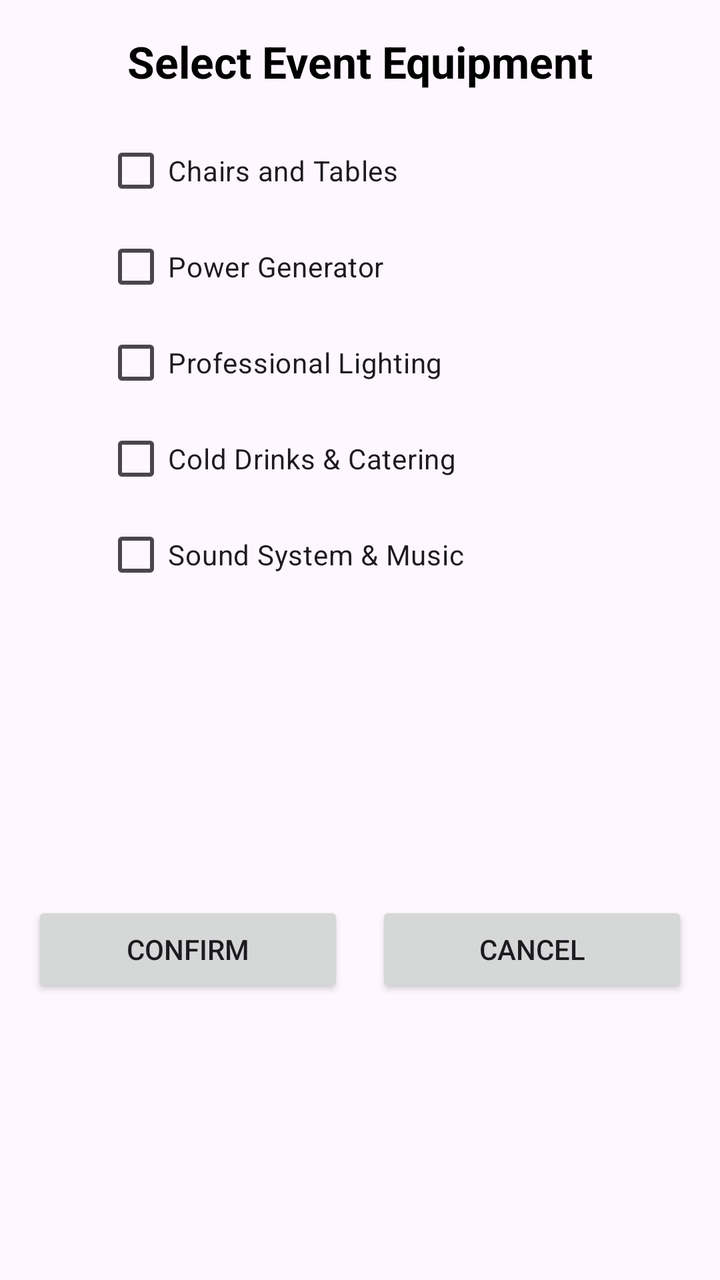
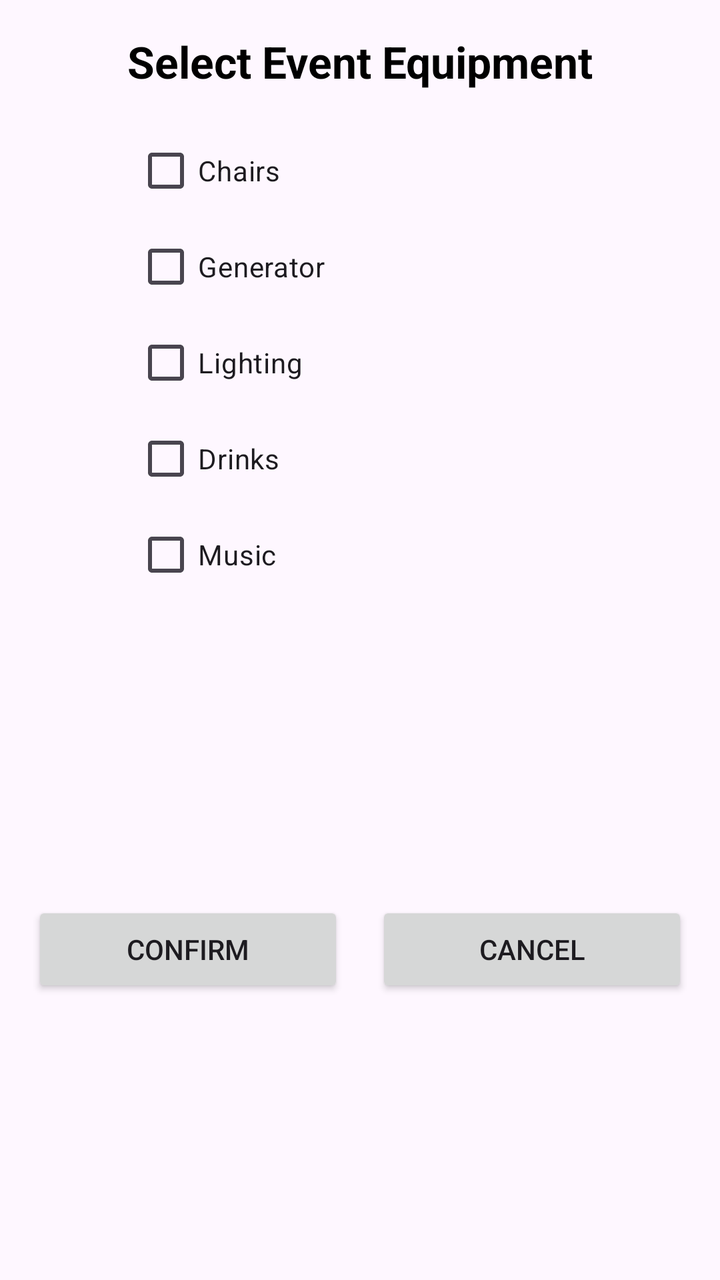

The first picture is an Android layout as it rendered before a commit; the second is the same layout after the commit. The layout source and the unified diff follow.
<!-- AndroidManifest.xml: application theme Theme.Task13ya -->
<!-- res/layout/btn2_xml.xml -->
<?xml version="1.0" encoding="utf-8"?>
<androidx.constraintlayout.widget.ConstraintLayout xmlns:android="http://schemas.android.com/apk/res/android"
    xmlns:app="http://schemas.android.com/apk/res-auto"
    android:layout_width="match_parent"
    android:layout_height="wrap_content"
    android:padding="16dp">

    <TextView
        android:id="@+id/tvTitleEquip"
        android:layout_width="wrap_content"
        android:layout_height="wrap_content"
        android:text="Select Event Equipment"
        android:textSize="22sp"
        android:textStyle="bold"
        android:textColor="@android:color/black"
        app:layout_constraintEnd_toEndOf="parent"
        app:layout_constraintStart_toStartOf="parent"
        app:layout_constraintTop_toTopOf="parent" />

    <CheckBox
        android:id="@+id/cbChairs"
        android:layout_width="wrap_content"
        android:layout_height="wrap_content"
        android:layout_marginTop="16dp"
        android:text="Chairs and Tables"
        app:layout_constraintStart_toStartOf="parent"
        app:layout_constraintEnd_toEndOf="parent"
        app:layout_constraintHorizontal_bias="0.2"
        app:layout_constraintTop_toBottomOf="@+id/tvTitleEquip" />

    <CheckBox
        android:id="@+id/cbGenerator"
        android:layout_width="wrap_content"
        android:layout_height="wrap_content"
        android:text="Power Generator"
        app:layout_constraintStart_toStartOf="@+id/cbChairs"
        app:layout_constraintTop_toBottomOf="@+id/cbChairs" />

    <CheckBox
        android:id="@+id/cbLighting"
        android:layout_width="wrap_content"
        android:layout_height="wrap_content"
        android:text="Professional Lighting"
        app:layout_constraintStart_toStartOf="@+id/cbGenerator"
        app:layout_constraintTop_toBottomOf="@+id/cbGenerator" />

    <CheckBox
        android:id="@+id/cbDrinks"
        android:layout_width="wrap_content"
        android:layout_height="wrap_content"
        android:text="Cold Drinks &amp; Catering"
        app:layout_constraintStart_toStartOf="@+id/cbLighting"
        app:layout_constraintTop_toBottomOf="@+id/cbLighting" />

    <CheckBox
        android:id="@+id/cbMusic"
        android:layout_width="wrap_content"
        android:layout_height="wrap_content"
        android:text="Sound System &amp; Music"
        app:layout_constraintStart_toStartOf="@+id/cbDrinks"
        app:layout_constraintTop_toBottomOf="@+id/cbDrinks" />

    <Button
        android:id="@+id/btnConfirmEquip"
        android:layout_width="0dp"
        android:layout_height="wrap_content"
        android:layout_marginTop="24dp"
        android:layout_marginEnd="8dp"
        android:text="CONFIRM"
        app:layout_constraintBottom_toBottomOf="parent"
        app:layout_constraintEnd_toStartOf="@+id/btnCancelEquip"
        app:layout_constraintHorizontal_bias="0.5"
        app:layout_constraintStart_toStartOf="parent"
        app:layout_constraintTop_toBottomOf="@+id/cbMusic" />

    <Button
        android:id="@+id/btnCancelEquip"
        android:layout_width="0dp"
        android:layout_height="wrap_content"
        android:layout_marginStart="8dp"
        android:text="CANCEL"
        app:layout_constraintBottom_toBottomOf="@+id/btnConfirmEquip"
        app:layout_constraintEnd_toEndOf="parent"
        app:layout_constraintHorizontal_bias="0.5"
        app:layout_constraintStart_toEndOf="@+id/btnConfirmEquip"
        app:layout_constraintTop_toTopOf="@+id/btnConfirmEquip" />

</androidx.constraintlayout.widget.ConstraintLayout>
<!-- resources referenced by this layout -->
<resources>
  <style name="Theme.Task13ya" parent="Base.Theme.Task13ya" />
  <style name="Base.Theme.Task13ya" parent="Theme.Material3.DayNight.NoActionBar">
          
          
      </style>
</resources>

<!-- the commit's change to res/layout/btn2_xml.xml (unified diff, before → after) -->
@@ -22,7 +22,7 @@
         android:layout_width="wrap_content"
         android:layout_height="wrap_content"
         android:layout_marginTop="16dp"
-        android:text="Chairs and Tables"
+        android:text="Chairs"
         app:layout_constraintStart_toStartOf="parent"
         app:layout_constraintEnd_toEndOf="parent"
         app:layout_constraintHorizontal_bias="0.2"
@@ -32,7 +32,7 @@
         android:id="@+id/cbGenerator"
         android:layout_width="wrap_content"
         android:layout_height="wrap_content"
-        android:text="Power Generator"
+        android:text="Generator"
         app:layout_constraintStart_toStartOf="@+id/cbChairs"
         app:layout_constraintTop_toBottomOf="@+id/cbChairs" />
 
@@ -40,7 +40,7 @@
         android:id="@+id/cbLighting"
         android:layout_width="wrap_content"
         android:layout_height="wrap_content"
-        android:text="Professional Lighting"
+        android:text="Lighting"
         app:layout_constraintStart_toStartOf="@+id/cbGenerator"
         app:layout_constraintTop_toBottomOf="@+id/cbGenerator" />
 
@@ -48,7 +48,7 @@
         android:id="@+id/cbDrinks"
         android:layout_width="wrap_content"
         android:layout_height="wrap_content"
-        android:text="Cold Drinks &amp; Catering"
+        android:text="Drinks"
         app:layout_constraintStart_toStartOf="@+id/cbLighting"
         app:layout_constraintTop_toBottomOf="@+id/cbLighting" />
 
@@ -56,7 +56,7 @@
         android:id="@+id/cbMusic"
         android:layout_width="wrap_content"
         android:layout_height="wrap_content"
-        android:text="Sound System &amp; Music"
+        android:text="Music"
         app:layout_constraintStart_toStartOf="@+id/cbDrinks"
         app:layout_constraintTop_toBottomOf="@+id/cbDrinks" />
 
